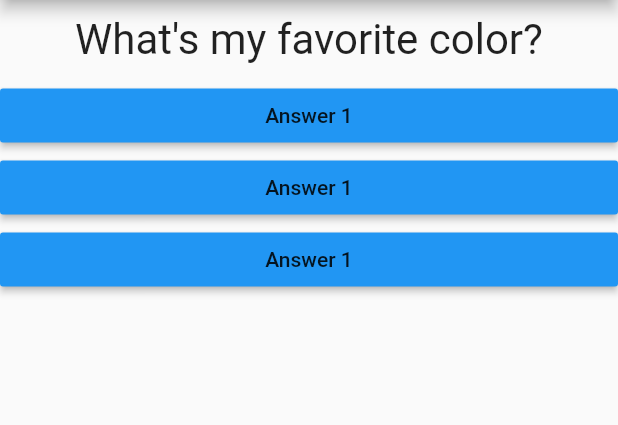
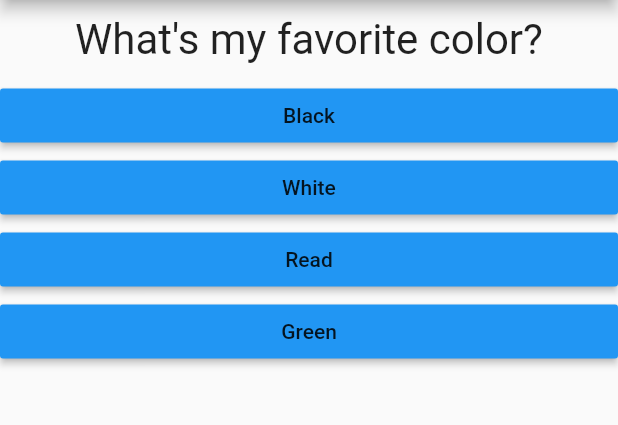
Before and after one commit to phamduyanminh/quizzi_app, a Flutter app: the screen it shows after launch, on a phone screen of 412 x 824 dp, the part 84-509 px from its top. Run offline on Flutter 3.47's test engine with Material 2 defaults, Android fonts, the phone set to English and light mode, and no system bars.

Commit message:
Passing a list of answer object to answer.dart

```diff
--- a/lib/answer.dart
+++ b/lib/answer.dart
@@ -2,15 +2,16 @@ import 'package:flutter/material.dart';
 
 class Answer extends StatelessWidget {
   final Function selectHandler;
+  final String answerText;
 
-  Answer(this.selectHandler);
+  Answer(this.selectHandler, this.answerText);
 
   @override
   Widget build(BuildContext context) {
     return Container(
         width: double.infinity,
         child: RaisedButton(
-          child: Text('Answer 1'),
+          child: Text(answerText),
           color: Colors.blue,
           onPressed: selectHandler,
         ));
--- a/lib/main.dart
+++ b/lib/main.dart
@@ -25,9 +25,19 @@ class _MyAppState extends State<MyApp> {
     print(_questionIndex);
   }
 
-  var questionList = [
-    'What\'s my favorite color?',
-    'What\'s my name?',
+  final questionList = [
+    {
+      'questionText': 'What\'s my favorite color?',
+      'answer': ['Black', 'White', 'Read', 'Green']
+    },
+    {
+      'questionText': 'What\'s my name?',
+      'answer': ['Dog', 'Rabbit', 'Cat', 'Lion']
+    },
+    {
+      'questionText': 'Who\'s my favorite actor?',
+      'answer': ['Max', 'Mike', 'Miller', 'Moose']
+    },
   ];
 
   @override
@@ -36,10 +46,11 @@ class _MyAppState extends State<MyApp> {
       home: Scaffold(
         appBar: AppBar(title: Text("Quizzi App")),
         body: Column(children: [
-          Question(questionList[_questionIndex]),
-          Answer(_answerQuestion),
-          Answer(_answerQuestion),
-          Answer(_answerQuestion),
+          Question(questionList[_questionIndex]['questionText']),
+          ...(questionList[_questionIndex]['answer'] as List<String>)
+              .map((answer) {
+            return Answer(_answerQuestion, answer);
+          }).toList()
         ]),
       ),
     );
```
